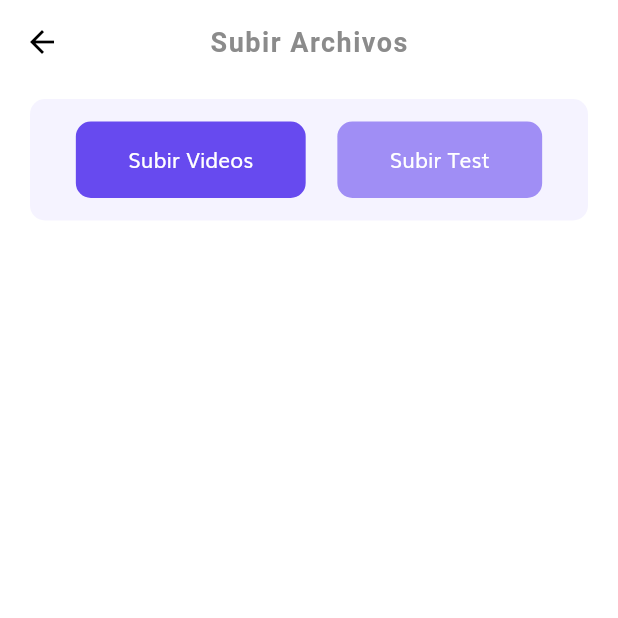
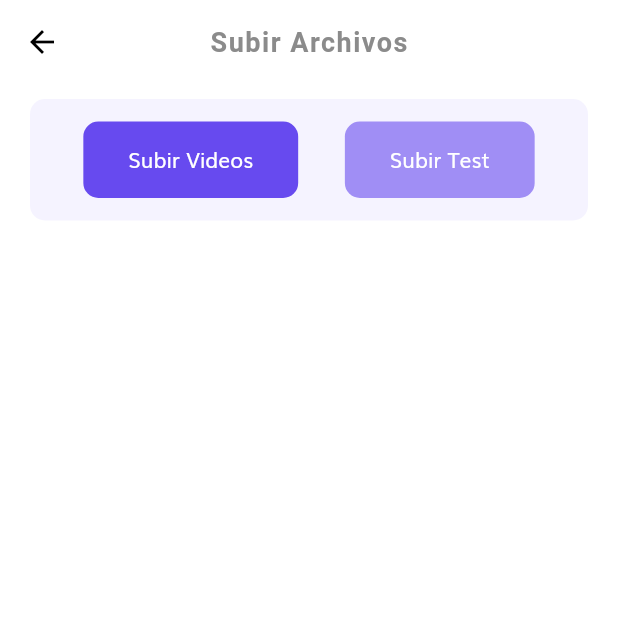
Before and after one commit to Felipe-CR/object_coder, a Flutter app: the AddSelection screen opened by its route, on a phone screen of 412 x 824 dp, the top half of it. Run offline on Flutter 3.47's test engine with Material 2 defaults, Android fonts, the phone set to English and light mode, and no system bars; our stand-ins replace flutter_svg.

Commit message:
Version 1.6 Ajuste de dimensiones

```diff
--- a/lib/screens/add_section/add_section.dart
+++ b/lib/screens/add_section/add_section.dart
@@ -58,7 +58,7 @@ class _AddSelectionState extends State<AddSelection> {
                       },
                       ///Revisar tamaño
                       child: Container(
-                        padding: EdgeInsets.symmetric(vertical: 15, horizontal: 35),
+                        padding: EdgeInsets.symmetric(vertical: 15, horizontal: 30),
                         child: Text(
                           "Subir Videos", ///Revisar NOMBRE
                           style: TextStyle(
@@ -81,7 +81,7 @@ class _AddSelectionState extends State<AddSelection> {
                       },
                       ///Revisar tamaño
                       child: Container(
-                        padding: EdgeInsets.symmetric(vertical: 15, horizontal: 35),
+                        padding: EdgeInsets.symmetric(vertical: 15, horizontal: 30),
                         child: Text(
                           "Subir Test",
                           style: TextStyle(
```
